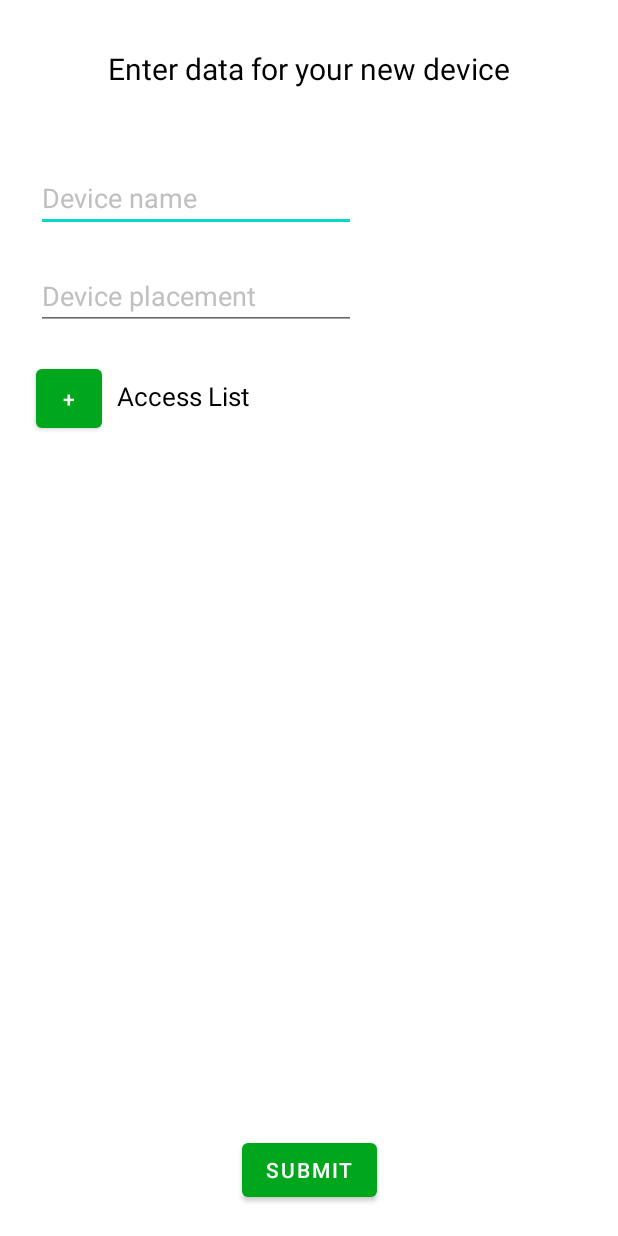
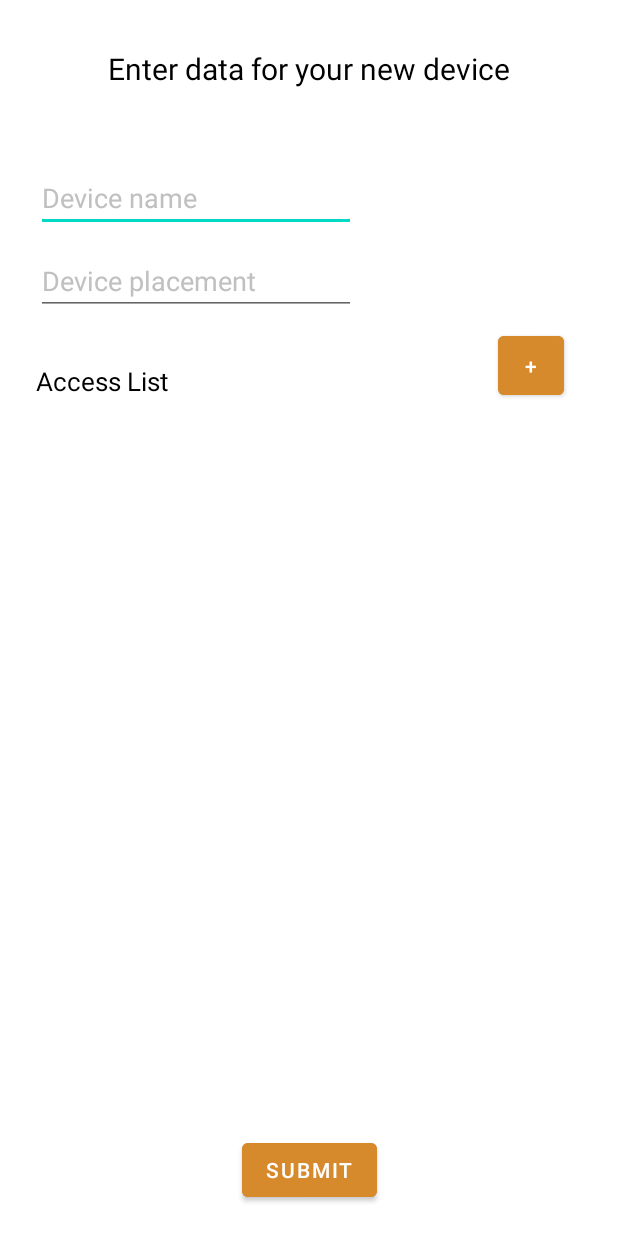
Before and after one commit to StefanBosev/Diplom-work, an Android app: the AddNewDeviceActivity screen opened directly, with no data from a screen before it, on a phone screen of 412 x 824 dp. Run offline under Robolectric (Android 15) with nearby library versions, the phone set to English and light mode, and no system bars; our stand-ins replace Firebase (no records; nobody signed in at launch, a user with empty details on screens opened directly).

Commit message:
Redid style, finished addition page, added page for QR code exposition.

```diff
--- a/SmartQRLockApp/app/src/main/java/org/elsys/smartqrlockapp/DevicesActivity.java
+++ b/SmartQRLockApp/app/src/main/java/org/elsys/smartqrlockapp/DevicesActivity.java
@@ -20,6 +20,7 @@ import android.widget.LinearLayout;
 import android.widget.TextView;
 
 import org.elsys.smartqrlockapp.factories.CardViewFactory;
+import org.elsys.smartqrlockapp.values.Colors;
 import org.json.JSONException;
 import org.json.JSONObject;
 
@@ -61,7 +62,7 @@ public class DevicesActivity extends AppCompatActivity {
 
         // Setting a value and background color for main body of the activity
         activityBody = (CoordinatorLayout) findViewById(R.id.devicesActivityBody);
-        activityBody.setBackgroundColor(Color.WHITE);
+        activityBody.setBackgroundColor(Colors.APP_BACKGROUND);
 
         // Setting a value for the view list of the device cards
         devicesList = (LinearLayout) findViewById(R.id.devicesList);
--- a/SmartQRLockApp/app/src/main/res/layout/activity_add_new_device.xml
+++ b/SmartQRLockApp/app/src/main/res/layout/activity_add_new_device.xml
@@ -20,6 +20,7 @@
         app:layout_constraintStart_toStartOf="parent"
         app:layout_constraintTop_toTopOf="parent" />
 
+
     <EditText
         android:id="@+id/setDeviceName"
         android:layout_width="wrap_content"
@@ -27,26 +28,24 @@
         android:layout_marginStart="24dp"
         android:layout_marginTop="50dp"
         android:ems="10"
+        android:hint="@string/enter_device_name_hint"
         android:inputType="textPersonName"
-        android:hint="@string/enter_device_name_hint"
         android:textColor="@color/black"
         android:textColorHint="@color/light_grey"
         app:layout_constraintStart_toStartOf="parent"
         app:layout_constraintTop_toBottomOf="@+id/newDevicePageHeading" />
-
-
 
     <EditText
         android:id="@+id/setDevicePlacement"
         android:layout_width="wrap_content"
         android:layout_height="wrap_content"
         android:layout_marginStart="24dp"
-        android:layout_marginTop="20dp"
+        android:layout_marginTop="10dp"
+        android:ems="10"
         android:hint="@string/enter_device_placement_hint"
+        android:inputType="textPersonName"
         android:textColor="@color/black"
         android:textColorHint="@color/light_grey"
-        android:ems="10"
-        android:inputType="textPersonName"
 
         app:layout_constraintStart_toStartOf="parent"
         app:layout_constraintTop_toBottomOf="@+id/setDeviceName" />
@@ -55,20 +54,21 @@
         android:id="@+id/textView"
         android:layout_width="wrap_content"
         android:layout_height="wrap_content"
-        android:layout_marginStart="10dp"
+        android:layout_marginStart="24dp"
         android:layout_marginTop="32dp"
         android:text="Access List"
         android:textColor="@color/black"
         android:textSize="17sp"
-        app:layout_constraintStart_toEndOf="@+id/addAccessEntry"
+        app:layout_constraintStart_toStartOf="parent"
         app:layout_constraintTop_toBottomOf="@+id/setDevicePlacement" />
 
     <Button
         android:id="@+id/addAccessEntry"
         android:layout_width="44dp"
         android:layout_height="51dp"
-        android:layout_marginStart="24dp"
-        android:layout_marginTop="20dp"
+        android:layout_marginStart="332dp"
+        android:layout_marginTop="8dp"
+        android:backgroundTint="@color/theme_orange"
         android:text="+"
         app:layout_constraintStart_toStartOf="parent"
         app:layout_constraintTop_toBottomOf="@+id/setDevicePlacement" />
@@ -78,6 +78,7 @@
         android:layout_width="wrap_content"
         android:layout_height="wrap_content"
         android:layout_marginBottom="20dp"
+        android:backgroundTint="@color/theme_orange"
         android:text="Submit"
         app:layout_constraintBottom_toBottomOf="parent"
         app:layout_constraintEnd_toEndOf="parent"
@@ -85,7 +86,7 @@
 
     <ScrollView
         android:id="@+id/accessListScrollView"
-        android:layout_width="346dp"
+        android:layout_width="350dp"
         android:layout_height="341dp"
         android:layout_marginTop="5dp"
         android:layout_marginBottom="5dp"
--- a/SmartQRLockApp/app/src/main/res/layout/activity_devices.xml
+++ b/SmartQRLockApp/app/src/main/res/layout/activity_devices.xml
@@ -14,7 +14,7 @@
         android:layout_gravity="bottom|end"
         android:layout_margin="@dimen/fab_margin"
         android:contentDescription="@string/add_new_device"
-        app:backgroundTint="#00B507"
+        app:backgroundTint="@color/teal_700"
         app:srcCompat="@android:drawable/ic_input_add" />
 
     <ScrollView
--- a/SmartQRLockApp/app/src/main/res/values-night/themes.xml
+++ b/SmartQRLockApp/app/src/main/res/values-night/themes.xml
@@ -2,8 +2,8 @@
     <!-- Base application theme. -->
     <style name="Theme.SmartQRLockApp" parent="Theme.MaterialComponents.DayNight.DarkActionBar">
         <!-- Primary brand color. -->
-        <item name="colorPrimary">@color/theme_green</item>
-        <item name="colorPrimaryVariant">@color/theme_green</item>
+        <item name="colorPrimary">@color/teal_700</item>
+        <item name="colorPrimaryVariant">@color/teal_700</item>
         <item name="colorOnPrimary">@color/black</item>
         <!-- Secondary brand color. -->
         <item name="colorSecondary">@color/teal_200</item>
--- a/SmartQRLockApp/app/src/main/res/values/colors.xml
+++ b/SmartQRLockApp/app/src/main/res/values/colors.xml
@@ -8,6 +8,7 @@
     <color name="black">#FF000000</color>
     <color name="white">#FFFFFFFF</color>
     <color name="light_grey">#C0C0C0</color>
-    <color name="card_green">#FF84C984</color>
-    <color name="theme_green">#00A61C</color>
+    <color name="card_green">#FFCEEAF7</color>
+    <color name="primary_theme">#ADFC92</color>
+    <color name="theme_orange">#D78A2C</color>
 </resources>
--- a/SmartQRLockApp/app/src/main/res/values/themes.xml
+++ b/SmartQRLockApp/app/src/main/res/values/themes.xml
@@ -2,8 +2,8 @@
     <!-- Base application theme. -->
     <style name="Theme.SmartQRLockApp" parent="Theme.MaterialComponents.DayNight.DarkActionBar">
         <!-- Primary brand color. -->
-        <item name="colorPrimary">@color/theme_green</item>
-        <item name="colorPrimaryVariant">@color/theme_green</item>
+        <item name="colorPrimary">@color/teal_700</item>
+        <item name="colorPrimaryVariant">@color/teal_700</item>
         <item name="colorOnPrimary">@color/white</item>
         <!-- Secondary brand color. -->
         <item name="colorSecondary">@color/teal_200</item>
```
Also changed, not shown: SmartQRLockApp/app/src/main/AndroidManifest.xml (+4 -4 lines), SmartQRLockApp/app/src/main/java/org/elsys/smartqrlockapp/AddNewDeviceActivity.java (+38 -7 lines), SmartQRLockApp/app/src/main/java/org/elsys/smartqrlockapp/ShowQRActivity.java (added, +14 -0 lines), SmartQRLockApp/app/src/main/java/org/elsys/smartqrlockapp/factories/CardViewFactory.java (+4 -4 lines), SmartQRLockApp/app/src/main/java/org/elsys/smartqrlockapp/values/Colors.java (added, +8 -0 lines), SmartQRLockApp/app/src/main/res/layout/activity_show_qr.xml (added, +9 -0 lines).
